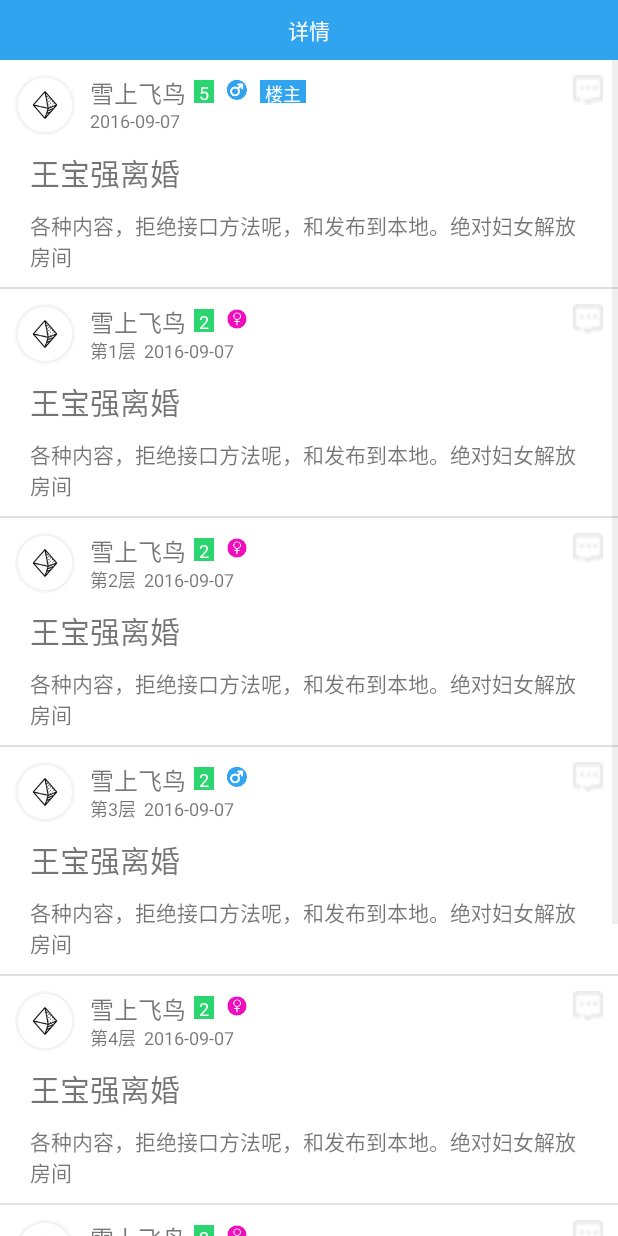
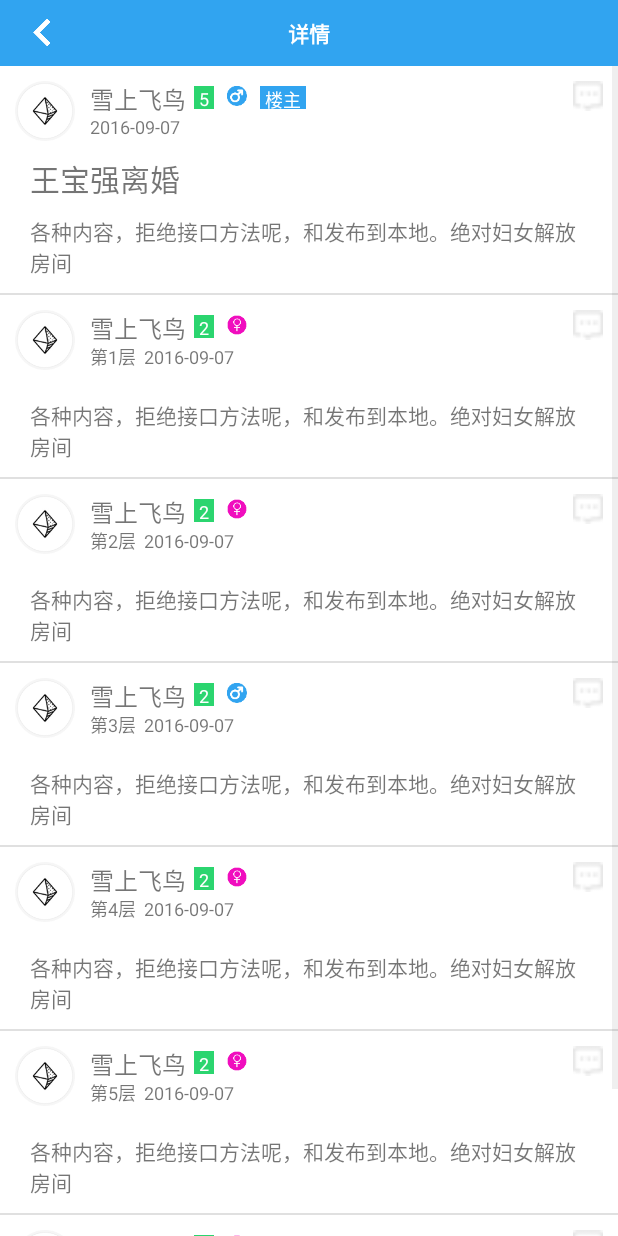
Before and after one commit to jialeilei/bbs, an Android app: the BbsDetailActivity screen opened directly, with no data from a screen before it, on a phone screen of 412 x 824 dp. Run offline under Robolectric (Android 15) with nearby library versions, the phone set to English and light mode, and no system bars.

Commit message:
add the toolbar class

```diff
--- /dev/null
+++ b/BBS/app/src/main/java/com/lei/bbs/activity/BaseActivity.java
@@ -0,0 +1,31 @@
+package com.lei.bbs.activity;
+
+import android.os.Build;
+import android.support.v7.app.AppCompatActivity;
+import android.os.Bundle;
+import android.view.WindowManager;
+
+import com.lei.bbs.util.DiyToolBar;
+
+
+/**
+ * create by lei 2016/09/21
+ */
+
+public abstract class BaseActivity extends AppCompatActivity {
+    public DiyToolBar toolBar;
+
+    @Override
+    protected void onCreate(Bundle savedInstanceState) {
+        if(Build.VERSION.SDK_INT >= Build.VERSION_CODES.KITKAT) {
+            getWindow().addFlags(WindowManager.LayoutParams.FLAG_TRANSLUCENT_STATUS);
+            //getWindow().addFlags(WindowManager.LayoutParams.FLAG_TRANSLUCENT_NAVIGATION);
+        }
+        super.onCreate(savedInstanceState);
+
+    }
+
+
+     abstract public void setToolBar();
+
+}
--- a/BBS/app/src/main/java/com/lei/bbs/activity/BbsDetailActivity.java
+++ b/BBS/app/src/main/java/com/lei/bbs/activity/BbsDetailActivity.java
@@ -1,20 +1,22 @@
 package com.lei.bbs.activity;
 
-import android.support.v7.app.AppCompatActivity;
 import android.os.Bundle;
-import android.view.WindowManager;
+import android.view.View;
+import android.widget.ImageButton;
 import android.widget.ListView;
 import android.widget.TextView;
 import com.lei.bbs.R;
 import com.lei.bbs.adapter.DetailAdapter;
 import com.lei.bbs.bean.Detail;
+import com.lei.bbs.util.DiyToolBar;
 import java.util.ArrayList;
 import java.util.List;
 
-public class BbsDetailActivity extends AppCompatActivity {
+public class BbsDetailActivity extends BaseActivity {
     //view
     private ListView lvDetail;
     private TextView tvTitle;
+    private ImageButton imgBack;
     //others
     private DetailAdapter detailAdapter;
     private List<Detail> detailList = new ArrayList<Detail>();
@@ -23,16 +25,13 @@ public class BbsDetailActivity extends AppCompatActivity {
     protected void onCreate(Bundle savedInstanceState) {
         super.onCreate(savedInstanceState);
         setContentView(R.layout.activity_bbs_detail);
+
         setData();
         initView();
     }
 
     private void initView(){
-        //透明状态栏
-        getWindow().addFlags(WindowManager.LayoutParams.FLAG_TRANSLUCENT_STATUS);
-        getWindow().addFlags(WindowManager.LayoutParams.FLAG_TRANSLUCENT_NAVIGATION);
-        tvTitle = (TextView) findViewById(R.id.tvTitle);
-        tvTitle.setText(getResources().getString(R.string.detail_title));
+        setToolBar();
 
         lvDetail = (ListView) findViewById(R.id.lvDetail);
         detailAdapter = new DetailAdapter(this,detailList);
@@ -50,4 +49,26 @@ public class BbsDetailActivity extends AppCompatActivity {
         detailList.add(new Detail("雪上飞鸟",2,"girl",5,"2016-09-07","王宝强离婚","各种内容，拒绝接口方法呢，和发布到本地。绝对妇女解放房间"));
         detailList.add(new Detail("雪上飞鸟",2,"girl",6,"2016-09-07","王宝强离婚","各种内容，拒绝接口方法呢，和发布到本地。绝对妇女解放房间"));
     }
+
+    @Override
+    public void setToolBar() {
+
+        toolBar = (DiyToolBar) findViewById(R.id.toolbar);
+        toolBar.setBackgroundColor(getResources().getColor(R.color.title_blue));
+        //title
+        tvTitle = toolBar.getTvCenter();
+        tvTitle.setText(getResources().getString(R.string.detail_title));
+        //imgRight
+        toolBar.disableRight();
+        //imgLeft
+        toolBar.enableLeft();
+        imgBack = toolBar.getImgLeft();
+        imgBack.setImageResource(R.mipmap.left);
+        imgBack.setOnClickListener(new View.OnClickListener() {
+            @Override
+            public void onClick(View v) {
+                BbsDetailActivity.this.finish();
+            }
+        });
+    }
 }
--- a/BBS/app/src/main/java/com/lei/bbs/adapter/DetailAdapter.java
+++ b/BBS/app/src/main/java/com/lei/bbs/adapter/DetailAdapter.java
@@ -62,14 +62,17 @@ public class DetailAdapter extends BaseAdapter{
 		viewHolder.tvName.setText(bbs.getName());
 		viewHolder.tvLevel.setText(""+bbs.getLevel());
 		if (bbs.getFloor()==0){
+			viewHolder.tvTitle.setVisibility(View.VISIBLE);
+			viewHolder.tvTitle.setText(bbs.getTitle());
 			viewHolder.tvTopFloor.setVisibility(View.VISIBLE);
 			viewHolder.tvFloorNum.setVisibility(View.GONE);
 		}else {
+			viewHolder.tvTitle.setVisibility(View.GONE);
 			viewHolder.tvTopFloor.setVisibility(View.INVISIBLE);
 			viewHolder.tvFloorNum.setText("第"+bbs.getFloor()+"层");
+
 		}
 		viewHolder.tvSendTime.setText(bbs.getSendTime());
-		viewHolder.tvTitle.setText(bbs.getTitle());
 		viewHolder.tvContent.setText(bbs.getContent());
 		if (bbs.getSex().equals("boy")){
 			viewHolder.imgSex.setImageResource(R.mipmap.boy);
--- a/BBS/app/src/main/java/com/lei/bbs/constant/Constants.java
+++ b/BBS/app/src/main/java/com/lei/bbs/constant/Constants.java
@@ -6,7 +6,7 @@ package com.lei.bbs.constant;
 
 public class Constants {
 
-    public static String base_url="http://192.168.1.104/bbsServer/";
+    public static String base_url="http://192.168.0.180/bbsServer/";
 
     public static boolean onLine = false;
 
--- /dev/null
+++ b/BBS/app/src/main/java/com/lei/bbs/util/DiyToolBar.java
@@ -0,0 +1,176 @@
+package com.lei.bbs.util;
+
+
+import android.content.Context;
+import android.graphics.drawable.Drawable;
+import android.support.annotation.Nullable;
+import android.support.annotation.StringRes;
+import android.util.AttributeSet;
+import android.view.LayoutInflater;
+import android.view.View;
+import android.view.ViewGroup;
+import android.widget.FrameLayout;
+import android.widget.ImageButton;
+import android.widget.TextView;
+import com.lei.bbs.R;
+
+
+public class DiyToolBar extends FrameLayout {
+    private ViewGroup content;
+    private ImageButton imgLeft;
+    private TextView tvCenter;
+    private ImageButton imgRight;
+    private TextView tvLeft;
+    private TextView tvRight;
+
+    public DiyToolBar(Context context) {
+        this(context, null);
+    }
+
+    public DiyToolBar(Context context, AttributeSet attrs) {
+        this(context, attrs, 0);
+    }
+
+    public DiyToolBar(Context context, AttributeSet attrs, int defStyleAttr) {
+        super(context, attrs, defStyleAttr);
+       /* final TintTypedArray a = TintTypedArray.obtainStyledAttributes(getContext(), attrs,
+                R.styleable.MyToolBar, defStyleAttr, 0);*/
+
+        this.content = (ViewGroup) LayoutInflater.from(getContext()).inflate(R.layout.toolbar, this, true);
+        this.tvCenter = (TextView) content.findViewById(R.id.tvCenter);
+        this.imgLeft = (ImageButton) content.findViewById(R.id.imgLeft);
+        this.tvLeft = (TextView) content.findViewById(R.id.tvLeft);
+        this.imgRight = (ImageButton) content.findViewById(R.id.imgRight);
+        this.tvRight = (TextView) content.findViewById(R.id.tvRight);
+
+       /* if (a.getBoolean(R.styleable.MyToolBar_disableRightView, false)) {
+            disableRight();
+        }
+        boolean enableLeftView = a.getBoolean(R.styleable.MyToolBar_enableTvLeft, true);
+        if (enableLeftView) {
+            enableLeftTextView();
+        } else {
+            disableLeftTextView();
+        }
+        if (a.getBoolean(R.styleable.MyToolBar_enableTvRight, false)) {
+            enableRightTextView();
+        } else {
+            disableRightTextView();
+        }
+        if (a.getBoolean(R.styleable.MyToolBar_enableGoBackEvent, false) && enableLeftView) {
+            this.tvLeft.setOnClickListener(new OnClickListener() {
+                @Override
+                public void onClick(View v) {
+                    if (getContext() instanceof Activity) {
+                        ((Activity) getContext()).finish();
+                    }
+                }
+            });
+        }
+        a.recycle();*/
+    }
+
+
+    public void setImgRight(@Nullable Drawable icon) {
+        this.imgRight.setImageDrawable(icon);
+    }
+
+    @Nullable
+    public Drawable getNavigationIcon() {
+        return imgRight != null ? imgRight.getDrawable() : null;
+    }
+
+    @Nullable
+    public CharSequence getNavigationContentDescription() {
+        return imgRight != null ? imgRight.getContentDescription() : null;
+    }
+
+    public void setNavigationContentDescription(@Nullable CharSequence description) {
+        if (imgRight != null) {
+            imgRight.setContentDescription(description);
+        }
+    }
+
+    public void setRightImgListener(OnClickListener listener) {
+        imgRight.setOnClickListener(listener);
+    }
+
+    public void setNavigationContentDescription(@StringRes int resId) {
+        setNavigationContentDescription(resId != 0 ? getContext().getText(resId) : null);
+    }
+
+    @Override
+    protected void onFinishInflate() {
+        super.onFinishInflate();
+    }
+
+    public void setTitle(@StringRes int resId) {
+        tvCenter.setText(resId);
+    }
+
+    public void setTitle(String title) {
+        tvCenter.setText(title);
+    }
+
+    public ImageButton getImgRight() {
+        return imgRight;
+    }
+
+    public ImageButton getImgLeft() {
+        return imgLeft;
+    }
+
+    public TextView getTvCenter() {
+        return tvCenter;
+    }
+
+    public TextView getTvLeft() {
+        return this.tvLeft;
+    }
+
+    public TextView getTvRight() {
+        return tvRight;
+    }
+
+
+    //left
+    public void enableLeftTextView() {
+        this.imgLeft.setVisibility(View.GONE);
+        this.tvLeft.setVisibility(View.VISIBLE);
+    }
+
+    public void disableLeftTextView() {
+        this.imgLeft.setVisibility(View.VISIBLE);
+        this.tvLeft.setVisibility(View.GONE);
+        this.tvLeft.setOnClickListener(null);
+    }
+
+    public void enableLeft(){
+        this.imgLeft.setVisibility(View.VISIBLE);
+        this.tvLeft.setVisibility(View.VISIBLE);
+    }
+
+
+
+    //right
+    public void enableRightTextView() {
+        this.imgRight.setVisibility(View.GONE);
+        this.tvRight.setVisibility(View.VISIBLE);
+    }
+
+    public void disableRightTextView() {
+        this.imgRight.setVisibility(View.VISIBLE);
+        this.tvRight.setVisibility(View.GONE);
+    }
+
+    public void disableRight() {
+        this.imgRight.setVisibility(View.GONE);
+        this.tvRight.setVisibility(View.GONE);
+    }
+
+    public void enableRight() {
+        this.imgRight.setVisibility(VISIBLE);
+        this.tvRight.setVisibility(VISIBLE);
+    }
+
+}
--- a/BBS/app/src/main/java/com/lei/bbs/util/MyLog.java
+++ b/BBS/app/src/main/java/com/lei/bbs/util/MyLog.java
@@ -1,5 +1,4 @@
 package com.lei.bbs.util;
-
 
 
 import android.util.Log;
--- a/BBS/app/src/main/res/layout/activity_bbs_detail.xml
+++ b/BBS/app/src/main/res/layout/activity_bbs_detail.xml
@@ -3,33 +3,37 @@
     xmlns:tools="http://schemas.android.com/tools"
     android:layout_width="match_parent"
     android:layout_height="match_parent"
-    android:clipToPadding="true"
-    android:fitsSystemWindows="true"
     android:orientation="vertical"
-    android:background="@color/title_blue"
     tools:context=".activity.BbsDetailActivity">
 
     <!-- title -->
-    <RelativeLayout
+   <!-- <RelativeLayout
         android:layout_width="match_parent"
         android:layout_height="40dp"
         android:background="@color/title_blue">
-       <!-- <ImageView
+       &lt;!&ndash; <ImageView
             android:id="@+id/imgSetting"
             android:layout_width="40dp"
             android:layout_height="40dp"
             android:layout_marginLeft="10dp"
             android:padding="5dp"
-            android:src="@mipmap/setting"/>-->
+            android:src="@mipmap/setting"/>&ndash;&gt;
         <TextView
             android:id="@+id/tvTitle"
             android:layout_width="match_parent"
             android:layout_height="40dp"
             android:gravity="center"
             android:textColor="@color/white"
-            android:text="@string/detail_title"/>
-    </RelativeLayout>
+            android:text="@string/detail_title"
+            android:textSize="16sp"/>
+    </RelativeLayout>-->
 
+    <com.lei.bbs.util.DiyToolBar
+        android:id="@+id/toolbar"
+        android:layout_width="match_parent"
+        android:layout_height="wrap_content">
+
+    </com.lei.bbs.util.DiyToolBar>
 
     <LinearLayout
         android:layout_width="match_parent"
--- /dev/null
+++ b/BBS/app/src/main/res/layout/toolbar.xml
@@ -0,0 +1,91 @@
+<?xml version="1.0" encoding="utf-8"?>
+<RelativeLayout
+    xmlns:android="http://schemas.android.com/apk/res/android"
+    android:layout_width="match_parent"
+    android:layout_height="wrap_content"
+    android:fitsSystemWindows="true">
+
+    <RelativeLayout
+        android:layout_width="match_parent"
+        android:layout_height="44dp">
+
+        <!-- left -->
+        <LinearLayout
+            android:id="@+id/llLeft"
+            android:layout_width="wrap_content"
+            android:layout_height="match_parent">
+
+            <ImageButton
+                android:id="@+id/imgLeft"
+                style="?attr/toolbarNavigationButtonStyle"
+                android:layout_width="wrap_content"
+                android:layout_height="match_parent"
+                android:paddingLeft="10dp"
+                android:paddingRight="10dp"/>
+
+            <TextView
+                android:id="@+id/tvLeft"
+                android:layout_width="wrap_content"
+                android:layout_height="match_parent"
+                android:minWidth="56dp"
+                android:background="?attr/controlBackground"
+                android:drawablePadding="10dp"
+                android:ellipsize="end"
+                android:singleLine="true"
+                android:gravity="center"
+                android:paddingLeft="10dp"
+                android:paddingRight="10dp"
+                android:textColor="@color/white"
+                android:visibility="gone"/>
+        </LinearLayout>
+
+        <!-- center -->
+        <TextView
+            android:id="@+id/tvCenter"
+            android:layout_width="wrap_content"
+            android:layout_height="wrap_content"
+            android:layout_centerInParent="true"
+            android:ellipsize="end"
+            android:singleLine="true"
+            android:gravity="center"
+            android:textColor="#fff"
+            android:textStyle="bold" />
+
+        <!-- right -->
+        <LinearLayout
+            android:id="@+id/llRight"
+            android:layout_width="wrap_content"
+            android:layout_height="match_parent"
+            android:layout_alignParentRight="true"
+            android:layout_centerVertical="true">
+
+            <TextView
+                android:id="@+id/tvRight"
+                android:layout_width="wrap_content"
+                android:layout_height="match_parent"
+                android:background="?attr/controlBackground"
+                android:ellipsize="end"
+                android:gravity="center"
+                android:paddingLeft="10dp"
+                android:paddingRight="10dp"
+                android:singleLine="true"
+                android:minWidth="56dp"
+                android:text="@android:string/ok"
+                android:textColor="@color/white"
+                android:visibility="gone"/>
+
+            <ImageButton
+                android:id="@+id/imgRight"
+                style="?attr/toolbarNavigationButtonStyle"
+                android:layout_width="wrap_content"
+                android:layout_height="match_parent"
+                android:paddingLeft="10dp"
+                android:paddingRight="10dp" />
+
+        </LinearLayout>
+
+    </RelativeLayout>
+
+
+
+</RelativeLayout>
```
Also changed, not shown: BBS/app/src/main/AndroidManifest.xml (+7 -2 lines), BBS/app/src/main/java/com/lei/bbs/activity/MainActivity.java (+77 -28 lines), BBS/app/src/main/java/com/lei/bbs/activity/ToolBarActivity1.java (added, +43 -0 lines), BBS/app/src/main/java/com/lei/bbs/activity/ToolBarActivity2.java (added, +15 -0 lines), BBS/app/src/main/java/com/lei/bbs/bean/BBS.java (+19 -2 lines), BBS/app/src/main/java/com/lei/bbs/bean/BbsList.java (added, +24 -0 lines), BBS/app/src/main/java/com/lei/bbs/retrofit/StarHomeService.java (+7 -3 lines), BBS/app/src/main/res/layout/activity_base.xml (added, +12 -0 lines), BBS/app/src/main/res/layout/activity_main.xml (+13 -18 lines), BBS/app/src/main/res/layout/activity_tool_bar1.xml (added, +17 -0 lines), BBS/app/src/main/res/layout/activity_tool_bar2.xml (added, +12 -0 lines), BBS/app/src/main/res/values/attrs.xml (added, +13 -0 lines).
